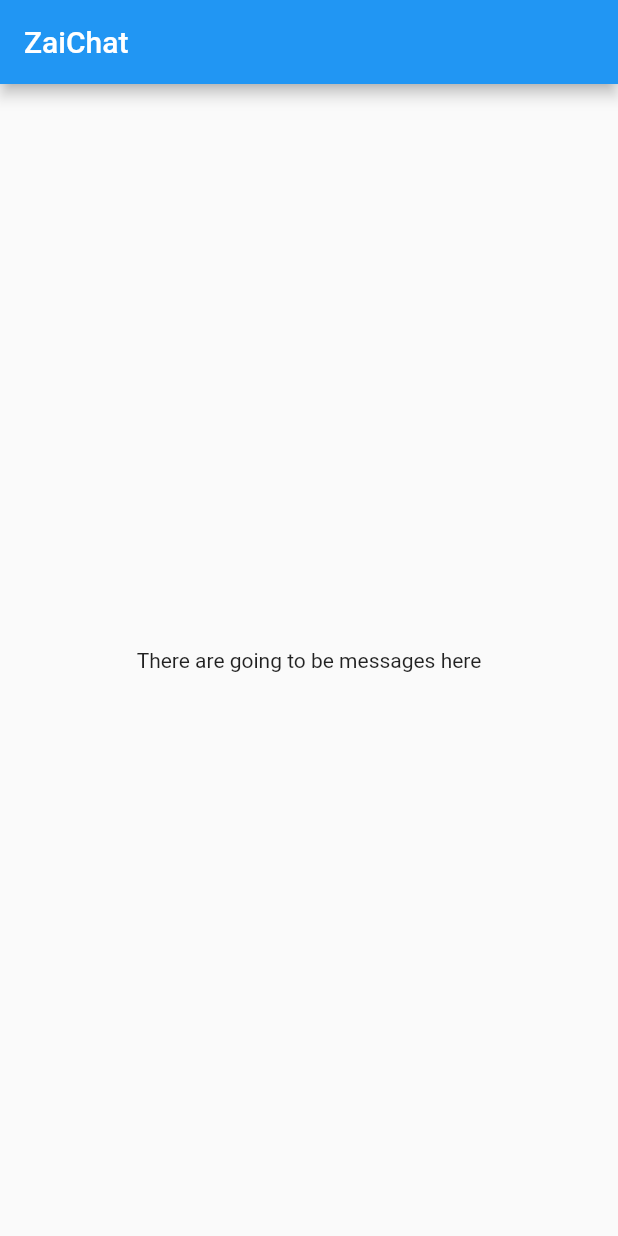
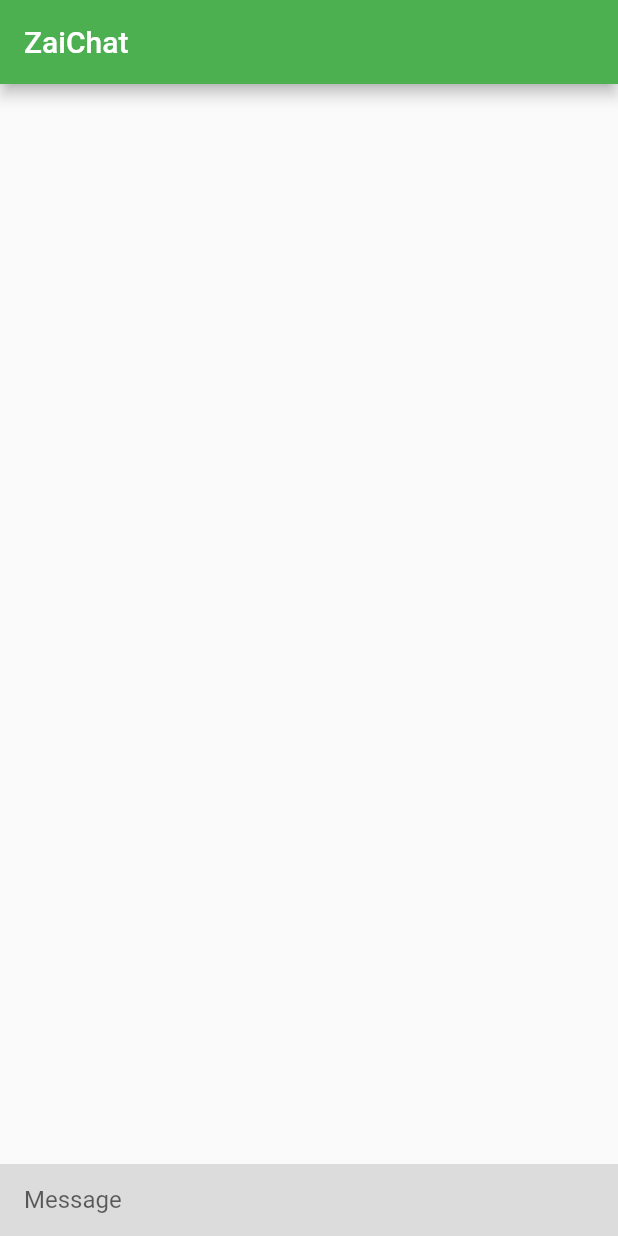
Before and after one commit to ZaiChat/client-flutter, a Flutter app: the screen it shows after launch, on a phone screen of 412 x 824 dp. Run offline on Flutter 3.47's test engine with Material 2 defaults, Android fonts, the light colour scheme and no system bars.

Commit message:
Message input field

```diff
--- a/lib/main.dart
+++ b/lib/main.dart
@@ -11,7 +11,7 @@ class MyApp extends StatelessWidget {
     return MaterialApp(
       title: 'ZaiChat',
       theme: ThemeData(
-        primarySwatch: Colors.blue,
+        primarySwatch: Colors.green,
       ),
       home: ZaiChatHomePage(),
     );
@@ -29,14 +29,83 @@ class ZaiChatHomePage extends StatelessWidget {
       ),
       body: Center(
         child: Column(
-          mainAxisAlignment: MainAxisAlignment.center,
           children: <Widget>[
-            Text(
-              'There are going to be messages here',
+            Expanded(
+                child: Container()
             ),
+            MessageInput()
           ],
         ),
       ),
     );
   }
 }
+
+class MessageInput extends StatefulWidget {
+
+
+  @override
+  State createState() {
+    return _MessageInputState();
+  }
+}
+
+class _MessageInputState extends State<MessageInput> {
+
+  final _controller = TextEditingController(text: "");
+
+  @override
+  void initState() {
+    super.initState();
+    _controller.addListener((){
+      setState(() {});
+    });
+  }
+  @override
+  void dispose() {
+    _controller.dispose();
+    super.dispose();
+  }
+
+  void _sendMessage() async {
+    await showDialog(
+      context: context,
+      builder: (context) =>
+        AlertDialog(
+          title: Text("Message sent"),
+          content: Text(_controller.text)
+        )
+    );
+    _controller.text = "";
+  }
+
+  @override
+  Widget build(BuildContext context) {
+    return
+      Container(
+        color: Colors.black12,
+        child: Padding(
+          padding: const EdgeInsets.symmetric(horizontal: 16.0),
+          child: Row(
+            children: [
+              Expanded(
+                child: TextField(
+                  controller: _controller,
+                  onSubmitted: (_) { _sendMessage(); },
+                  decoration: const InputDecoration(
+                    hintText: 'Message',
+                    border: InputBorder.none,
+                  ),
+                ),
+              ),
+              if (_controller.text.isNotEmpty)
+                TextButton(
+                    onPressed: _sendMessage,
+                    child: Text("Send")
+                )
+            ],
+          ),
+        ),
+      );
+  }
+}
```
